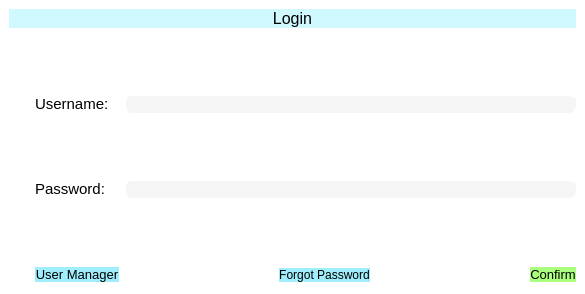
Above: gui/ui_files/UF_Login.ui from ZachThornee/3K04PaceMaker before the change. Below: the same form after it.
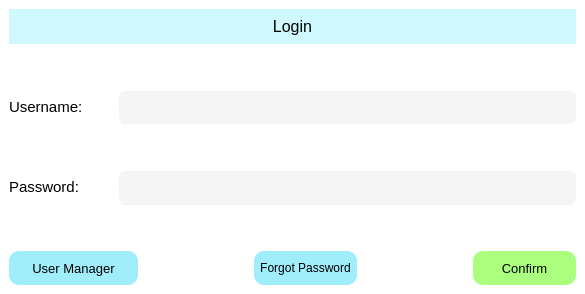
That is the form after the change.

Diff of the .ui file:
```diff
--- a/gui/ui_files/UF_Login.ui
+++ b/gui/ui_files/UF_Login.ui
@@ -18,8 +18,8 @@
   </property>
   <widget class="QWidget" name="UF_Login">
    <layout class="QGridLayout" name="gridLayout">
-    <item row="10" column="4">
-     <spacer name="horizontalSpacer_2">
+    <item row="6" column="2">
+     <spacer name="horizontalSpacer">
       <property name="orientation">
        <enum>Qt::Horizontal</enum>
       </property>
@@ -31,8 +31,82 @@
       </property>
      </spacer>
     </item>
-    <item row="6" column="2" colspan="4">
+    <item row="2" column="1" colspan="5">
+     <widget class="QLineEdit" name="TB_Username">
+      <property name="sizePolicy">
+       <sizepolicy hsizetype="Expanding" vsizetype="Expanding">
+        <horstretch>0</horstretch>
+        <verstretch>0</verstretch>
+       </sizepolicy>
+      </property>
+      <property name="styleSheet">
+       <string notr="true">BACKGROUND-COLOR: rgb(245, 245, 245);
+BORDER-COLOR: rgb(245, 245, 245);
+BORDER-RADIUS: 7px;
+BORDER-WIDTH: 1px;
+BORDER-STYLE: outset;</string>
+      </property>
+     </widget>
+    </item>
+    <item row="6" column="3">
+     <widget class="QPushButton" name="PB_ForgotPassword">
+      <property name="sizePolicy">
+       <sizepolicy hsizetype="Expanding" vsizetype="Expanding">
+        <horstretch>0</horstretch>
+        <verstretch>0</verstretch>
+       </sizepolicy>
+      </property>
+      <property name="layoutDirection">
+       <enum>Qt::LeftToRight</enum>
+      </property>
+      <property name="styleSheet">
+       <string notr="true">BACKGROUND-COLOR: rgb(160, 238, 252);
+BORDER-COLOR: rgb(160, 238. 252);
+BORDER-RADIUS: 10px;
+BORDER-STYLE: outset;
+</string>
+      </property>
+      <property name="text">
+       <string>Forgot Password</string>
+      </property>
+     </widget>
+    </item>
+    <item row="6" column="5">
+     <widget class="QPushButton" name="PB_Confirm">
+      <property name="sizePolicy">
+       <sizepolicy hsizetype="Expanding" vsizetype="Expanding">
+        <horstretch>0</horstretch>
+        <verstretch>0</verstretch>
+       </sizepolicy>
+      </property>
+      <property name="font">
+       <font>
+        <pointsize>10</pointsize>
+       </font>
+      </property>
+      <property name="toolTip">
+       <string>&lt;html&gt;&lt;head/&gt;&lt;body&gt;&lt;p&gt;Confirm username and password to log in&lt;/p&gt;&lt;/body&gt;&lt;/html&gt;</string>
+      </property>
+      <property name="styleSheet">
+       <string notr="true">BACKGROUND-COLOR: rgb(170, 255, 127);
+BORDER-COLOR: rgb(170, 255, 127);
+BORDER-RADIUS: 10px;
+BORDER-STYLE: outset;
+</string>
+      </property>
+      <property name="text">
+       <string>Confirm</string>
+      </property>
+     </widget>
+    </item>
+    <item row="4" column="1" colspan="5">
      <widget class="QLineEdit" name="TB_Password">
+      <property name="sizePolicy">
+       <sizepolicy hsizetype="Expanding" vsizetype="Expanding">
+        <horstretch>0</horstretch>
+        <verstretch>0</verstretch>
+       </sizepolicy>
+      </property>
       <property name="styleSheet">
        <string notr="true">BACKGROUND-COLOR: rgb(245, 245, 245);
 BORDER-COLOR: rgb(245, 245, 245);
@@ -45,7 +119,48 @@
       </property>
      </widget>
     </item>
-    <item row="9" column="1">
+    <item row="3" column="1">
+     <spacer name="verticalSpacer_2">
+      <property name="orientation">
+       <enum>Qt::Vertical</enum>
+      </property>
+      <property name="sizeHint" stdset="0">
+       <size>
+        <width>20</width>
+        <height>40</height>
+       </size>
+      </property>
+     </spacer>
+    </item>
+    <item row="6" column="0" colspan="2">
+     <widget class="QPushButton" name="PB_UserManager">
+      <property name="sizePolicy">
+       <sizepolicy hsizetype="Expanding" vsizetype="Expanding">
+        <horstretch>0</horstretch>
+        <verstretch>0</verstretch>
+       </sizepolicy>
+      </property>
+      <property name="font">
+       <font>
+        <pointsize>10</pointsize>
+       </font>
+      </property>
+      <property name="toolTip">
+       <string>&lt;html&gt;&lt;head/&gt;&lt;body&gt;&lt;p&gt;Change your password, create new users, and delete existing users&lt;/p&gt;&lt;/body&gt;&lt;/html&gt;</string>
+      </property>
+      <property name="styleSheet">
+       <string notr="true">BACKGROUND-COLOR: rgb(160, 238, 252);
+BORDER-COLOR: rgb(160, 238. 252);
+BORDER-RADIUS: 10px;
+BORDER-STYLE: outset;
+</string>
+      </property>
+      <property name="text">
+       <string>User Manager</string>
+      </property>
+     </widget>
+    </item>
+    <item row="5" column="0">
      <spacer name="verticalSpacer_3">
       <property name="orientation">
        <enum>Qt::Vertical</enum>
@@ -58,8 +173,27 @@
       </property>
      </spacer>
     </item>
+    <item row="2" column="0">
+     <widget class="QLabel" name="LAB_Username">
+      <property name="sizePolicy">
+       <sizepolicy hsizetype="Expanding" vsizetype="Expanding">
+        <horstretch>0</horstretch>
+        <verstretch>0</verstretch>
+       </sizepolicy>
+      </property>
+      <property name="text">
+       <string>&lt;html&gt;&lt;head/&gt;&lt;body&gt;&lt;p&gt;&lt;span style=&quot; font-size:11pt;&quot;&gt;Username:&lt;/span&gt;&lt;/p&gt;&lt;/body&gt;&lt;/html&gt;</string>
+      </property>
+     </widget>
+    </item>
     <item row="0" column="0" colspan="6">
      <widget class="QLabel" name="LAB_Login">
+      <property name="sizePolicy">
+       <sizepolicy hsizetype="Expanding" vsizetype="Expanding">
+        <horstretch>0</horstretch>
+        <verstretch>0</verstretch>
+       </sizepolicy>
+      </property>
       <property name="layoutDirection">
        <enum>Qt::LeftToRight</enum>
       </property>
@@ -75,119 +209,20 @@
       </property>
      </widget>
     </item>
-    <item row="10" column="5">
-     <widget class="QPushButton" name="PB_Confirm">
-      <property name="font">
-       <font>
-        <pointsize>10</pointsize>
-       </font>
-      </property>
-      <property name="toolTip">
-       <string>&lt;html&gt;&lt;head/&gt;&lt;body&gt;&lt;p&gt;Confirm username and password to log in&lt;/p&gt;&lt;/body&gt;&lt;/html&gt;</string>
-      </property>
-      <property name="styleSheet">
-       <string notr="true">BACKGROUND-COLOR: rgb(170, 255, 127);
-BORDER-COLOR: rgb(170, 255, 127);
-BORDER-RADIUS: 10px;
-BORDER-STYLE: outset;
-</string>
-      </property>
-      <property name="text">
-       <string>Confirm</string>
-      </property>
-     </widget>
-    </item>
-    <item row="6" column="1">
+    <item row="4" column="0">
      <widget class="QLabel" name="LAB_Password">
+      <property name="sizePolicy">
+       <sizepolicy hsizetype="Expanding" vsizetype="Expanding">
+        <horstretch>0</horstretch>
+        <verstretch>0</verstretch>
+       </sizepolicy>
+      </property>
       <property name="text">
        <string>&lt;html&gt;&lt;head/&gt;&lt;body&gt;&lt;p&gt;&lt;span style=&quot; font-size:11pt;&quot;&gt;Password:&lt;/span&gt;&lt;/p&gt;&lt;/body&gt;&lt;/html&gt;</string>
       </property>
      </widget>
     </item>
-    <item row="10" column="2">
-     <spacer name="horizontalSpacer">
-      <property name="orientation">
-       <enum>Qt::Horizontal</enum>
-      </property>
-      <property name="sizeHint" stdset="0">
-       <size>
-        <width>40</width>
-        <height>20</height>
-       </size>
-      </property>
-     </spacer>
-    </item>
-    <item row="3" column="1">
-     <widget class="QLabel" name="LAB_Username">
-      <property name="text">
-       <string>&lt;html&gt;&lt;head/&gt;&lt;body&gt;&lt;p&gt;&lt;span style=&quot; font-size:11pt;&quot;&gt;Username:&lt;/span&gt;&lt;/p&gt;&lt;/body&gt;&lt;/html&gt;</string>
-      </property>
-     </widget>
-    </item>
-    <item row="10" column="1">
-     <widget class="QPushButton" name="PB_UserManager">
-      <property name="font">
-       <font>
-        <pointsize>10</pointsize>
-       </font>
-      </property>
-      <property name="toolTip">
-       <string>&lt;html&gt;&lt;head/&gt;&lt;body&gt;&lt;p&gt;Change your password, create new users, and delete existing users&lt;/p&gt;&lt;/body&gt;&lt;/html&gt;</string>
-      </property>
-      <property name="styleSheet">
-       <string notr="true">BACKGROUND-COLOR: rgb(160, 238, 252);
-BORDER-COLOR: rgb(160, 238. 252);
-BORDER-RADIUS: 10px;
-BORDER-STYLE: outset;
-</string>
-      </property>
-      <property name="text">
-       <string>User Manager</string>
-      </property>
-     </widget>
-    </item>
-    <item row="3" column="2" colspan="4">
-     <widget class="QLineEdit" name="TB_Username">
-      <property name="styleSheet">
-       <string notr="true">BACKGROUND-COLOR: rgb(245, 245, 245);
-BORDER-COLOR: rgb(245, 245, 245);
-BORDER-RADIUS: 7px;
-BORDER-WIDTH: 1px;
-BORDER-STYLE: outset;</string>
-      </property>
-     </widget>
-    </item>
-    <item row="10" column="3">
-     <widget class="QPushButton" name="PB_ForgotPassword">
-      <property name="layoutDirection">
-       <enum>Qt::LeftToRight</enum>
-      </property>
-      <property name="styleSheet">
-       <string notr="true">BACKGROUND-COLOR: rgb(160, 238, 252);
-BORDER-COLOR: rgb(160, 238. 252);
-BORDER-RADIUS: 10px;
-BORDER-STYLE: outset;
-</string>
-      </property>
-      <property name="text">
-       <string>Forgot Password</string>
-      </property>
-     </widget>
-    </item>
-    <item row="4" column="2">
-     <spacer name="verticalSpacer_2">
-      <property name="orientation">
-       <enum>Qt::Vertical</enum>
-      </property>
-      <property name="sizeHint" stdset="0">
-       <size>
-        <width>20</width>
-        <height>20</height>
-       </size>
-      </property>
-     </spacer>
-    </item>
-    <item row="1" column="0">
+    <item row="1" column="1">
      <spacer name="verticalSpacer">
       <property name="orientation">
        <enum>Qt::Vertical</enum>
@@ -200,6 +235,19 @@
       </property>
      </spacer>
     </item>
+    <item row="6" column="4">
+     <spacer name="horizontalSpacer_2">
+      <property name="orientation">
+       <enum>Qt::Horizontal</enum>
+      </property>
+      <property name="sizeHint" stdset="0">
+       <size>
+        <width>40</width>
+        <height>20</height>
+       </size>
+      </property>
+     </spacer>
+    </item>
    </layout>
   </widget>
  </widget>
```
